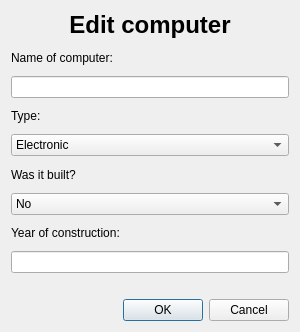
The window that editcomputer.ui (Hopur-50/Verkefni3) describes before a commit, drawn with Qt 5.
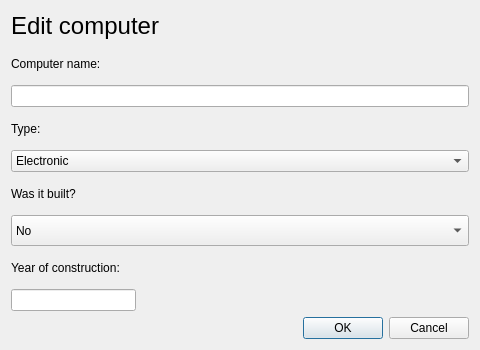
The same window after the commit.

Diff of the .ui file:
```diff
--- a/editcomputer.ui
+++ b/editcomputer.ui
@@ -6,38 +6,46 @@
    <rect>
     <x>0</x>
     <y>0</y>
-    <width>300</width>
-    <height>332</height>
+    <width>480</width>
+    <height>350</height>
    </rect>
   </property>
   <property name="windowTitle">
    <string>Dialog</string>
   </property>
   <layout class="QVBoxLayout" name="verticalLayout">
-   <item alignment="Qt::AlignHCenter">
+   <item>
     <widget class="QLabel" name="label_4">
      <property name="text">
-      <string>&lt;html&gt;&lt;head/&gt;&lt;body&gt;&lt;p align=&quot;center&quot;&gt;&lt;span style=&quot; font-size:18pt; font-weight:600;&quot;&gt;Edit computer&lt;/span&gt;&lt;/p&gt;&lt;/body&gt;&lt;/html&gt;</string>
+      <string>&lt;html&gt;&lt;head/&gt;&lt;body&gt;&lt;p&gt;&lt;span style=&quot; font-size:18pt;&quot;&gt;Edit computer&lt;/span&gt;&lt;/p&gt;&lt;/body&gt;&lt;/html&gt;</string>
      </property>
     </widget>
    </item>
+   <item>
+    <layout class="QHBoxLayout" name="horizontalLayout">
    <item>
     <widget class="QLabel" name="label">
      <property name="text">
-      <string>Name of computer:</string>
-     </property>
-    </widget>
+        <string>Computer name:</string>
+       </property>
+      </widget>
+     </item>
+    </layout>
    </item>
    <item>
     <widget class="QLineEdit" name="lineNameComputer"/>
    </item>
    <item>
+    <layout class="QHBoxLayout" name="horizontalLayout_2">
+     <item>
     <widget class="QLabel" name="label_2">
      <property name="text">
       <string>Type:</string>
      </property>
     </widget>
    </item>
+    </layout>
+   </item>
    <item>
     <widget class="QComboBox" name="comboType">
      <item>
@@ -66,6 +74,12 @@
    </item>
    <item>
     <widget class="QComboBox" name="comboWasItBuilt">
+     <property name="maximumSize">
+      <size>
+       <width>16777215</width>
+       <height>125</height>
+      </size>
+     </property>
      <item>
       <property name="text">
        <string>No</string>
@@ -90,6 +104,12 @@
      <property name="enabled">
       <bool>true</bool>
      </property>
+     <property name="maximumSize">
+      <size>
+       <width>125</width>
+       <height>16777215</height>
+      </size>
+     </property>
      <property name="inputMethodHints">
       <set>Qt::ImhDigitsOnly|Qt::ImhPreferNumbers</set>
      </property>
@@ -101,19 +121,6 @@
      </property>
     </widget>
    </item>
-   <item>
-    <spacer name="horizontalSpacer">
-     <property name="orientation">
-      <enum>Qt::Horizontal</enum>
-     </property>
-     <property name="sizeHint" stdset="0">
-      <size>
-       <width>40</width>
-       <height>20</height>
-      </size>
-     </property>
-    </spacer>
-   </item>
    <item>
     <widget class="QDialogButtonBox" name="buttonOkCancel">
      <property name="orientation">
```
Lines whose indentation alone changed are shown as unchanged.
